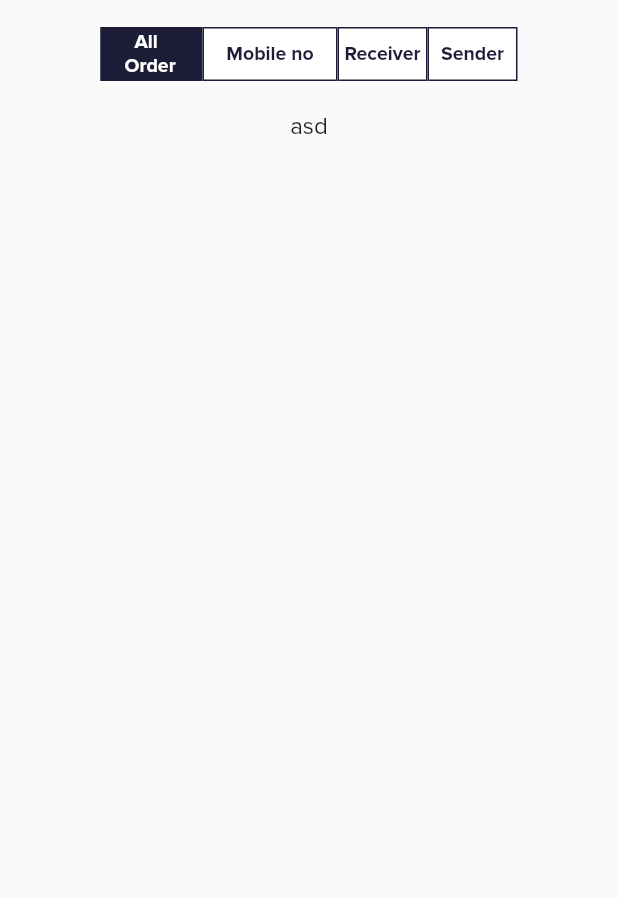
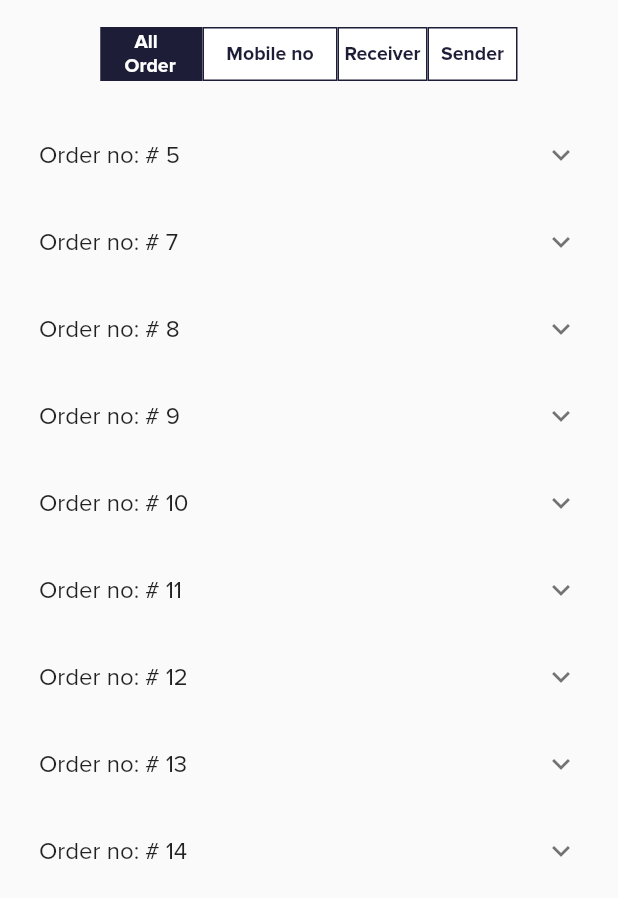
Before and after one commit to asheersaeed720/logistic_app, a Flutter app: the UserOrderScreen screen opened by its route, on a phone screen of 412 x 824 dp. Shown: the top 898 px of the screen. Run offline on Flutter 3.47's test engine with Material 2 defaults, Android fonts, the phone set to English and light mode, and no system bars; our stand-ins replace cached_network_image, dio, dropdown_search, flushbar, fluttertoast, font_awesome_flutter and 2 more; accounts and stored records are empty.

Commit message:
little changes

```diff
--- a/lib/screens/order/user_order/user_order_screen.dart
+++ b/lib/screens/order/user_order/user_order_screen.dart
@@ -14,6 +14,153 @@ class UserOrderScreen extends StatefulWidget {
 
 class _UserOrderScreenState extends State<UserOrderScreen> {
   String _mobileNo, _trackingNo;
+
+  List orderList = [
+    {
+      "order_id": "5",
+      "order_user_id": "28",
+      "order_first_name": "Tester",
+      "order_lastname": "Ultra",
+      "order_email": null,
+      "order_contact": "021212121",
+      "order_country": null,
+      "order_city": "37420",
+      "order_address": "Test chorangi",
+      "order_amount": "",
+      "order_shipping": null,
+      "order_total_amount": null,
+      "order_status": null,
+      "order_date": null
+    },
+    {
+      "order_id": "7",
+      "order_user_id": "28",
+      "order_first_name": "Tester",
+      "order_lastname": "Ultra",
+      "order_email": null,
+      "order_contact": "021212121",
+      "order_country": null,
+      "order_city": "37420",
+      "order_address": "Test chorangi",
+      "order_amount": "",
+      "order_shipping": "",
+      "order_total_amount": "",
+      "order_status": "PROCESSING",
+      "order_date": "2020-11-27 08:58:08"
+    },
+    {
+      "order_id": "8",
+      "order_user_id": "28",
+      "order_first_name": "test1",
+      "order_lastname": "tester",
+      "order_email": null,
+      "order_contact": "123456789",
+      "order_country": null,
+      "order_city": "12457",
+      "order_address": "central khi",
+      "order_amount": "1000",
+      "order_shipping": "200",
+      "order_total_amount": "3000",
+      "order_status": "PROCESSING",
+      "order_date": "2020-11-27 09:39:10"
+    },
+    {
+      "order_id": "9",
+      "order_user_id": "28",
+      "order_first_name": "test1",
+      "order_lastname": "tester",
+      "order_email": null,
+      "order_contact": "123456789",
+      "order_country": null,
+      "order_city": "12457",
+      "order_address": "central khi",
+      "order_amount": "1000",
+      "order_shipping": "200",
+      "order_total_amount": "3000",
+      "order_status": "PROCESSING",
+      "order_date": "2020-11-27 09:39:44"
+    },
+    {
+      "order_id": "10",
+      "order_user_id": "28",
+      "order_first_name": "test1",
+      "order_lastname": "tester",
+      "order_email": null,
+      "order_contact": "123456789",
+      "order_country": null,
+      "order_city": "12457",
+      "order_address": "central khi",
+      "order_amount": "1000",
+      "order_shipping": "200",
+      "order_total_amount": "3000",
+      "order_status": "PROCESSING",
+      "order_date": "2020-11-27 09:40:00"
+    },
+    {
+      "order_id": "11",
+      "order_user_id": "28",
+      "order_first_name": "test1",
+      "order_lastname": "tester",
+      "order_email": null,
+      "order_contact": "123456789",
+      "order_country": null,
+      "order_city": "12457",
+      "order_address": "central khi",
+      "order_amount": "1000",
+      "order_shipping": "200",
+      "order_total_amount": "3000",
+      "order_status": "PROCESSING",
+      "order_date": "2020-11-27 09:40:52"
+    },
+    {
+      "order_id": "12",
+      "order_user_id": "28",
+      "order_first_name": "test1",
+      "order_lastname": "tester",
+      "order_email": null,
+      "order_contact": "123456789",
+      "order_country": null,
+      "order_city": "12457",
+      "order_address": "central khi",
+      "order_amount": "1000",
+      "order_shipping": "200",
+      "order_total_amount": "3000",
+      "order_status": "PROCESSING",
+      "order_date": "2020-11-27 09:41:42"
+    },
+    {
+      "order_id": "13",
+      "order_user_id": "28",
+      "order_first_name": "test1",
+      "order_lastname": "tester",
+      "order_email": null,
+      "order_contact": "123456789",
+      "order_country": null,
+      "order_city": "12457",
+      "order_address": "central khi",
+      "order_amount": "1000",
+      "order_shipping": "200",
+      "order_total_amount": "3000",
+      "order_status": "PROCESSING",
+      "order_date": "2020-11-27 09:42:00"
+    },
+    {
+      "order_id": "14",
+      "order_user_id": "28",
+      "order_first_name": "test1",
+      "order_lastname": "tester",
+      "order_email": null,
+      "order_contact": "123456789",
+      "order_country": null,
+      "order_city": "12457",
+      "order_address": "central khi",
+      "order_amount": "1000",
+      "order_shipping": "200",
+      "order_total_amount": "3000",
+      "order_status": "PROCESSING",
+      "order_date": "2020-11-27 09:42:28"
+    },
+  ];
 
   @override
   Widget build(BuildContext context) {
@@ -42,22 +189,24 @@ class _UserOrderScreenState extends State<UserOrderScreen> {
               ),
               const SizedBox(height: 14),
               if (filterPvd.orderFilterBtn1 == true)
-                // Container(
-                //   height: 600,
-                //                   child: Column(
-                //     children: [
-                //       // Expanded(
-                //       //   child: ListView.builder(
-                //       //     itemCount: orderList.length,
-                //       //     itemBuilder: (context, i) {
-                //       //       return  ExpansionTile(title: Text('Order no: # ${orderList[i]['order_id']}'),);
-                //       //     },
-                //       //   ),
-                //       // ),
-                //     ],
-                //   ),
-                // )
-                Text('asd')
+                Container(
+                  height: 600,
+                  child: Column(
+                    children: [
+                      Expanded(
+                        child: ListView.builder(
+                          itemCount: orderList.length,
+                          itemBuilder: (context, i) {
+                            return ExpansionTile(
+                              title: Text(
+                                  'Order no: # ${orderList[i]['order_id']}'),
+                            );
+                          },
+                        ),
+                      ),
+                    ],
+                  ),
+                )
               else if (filterPvd.orderFilterBtn2 == true)
                 Column(
                   children: [
```
